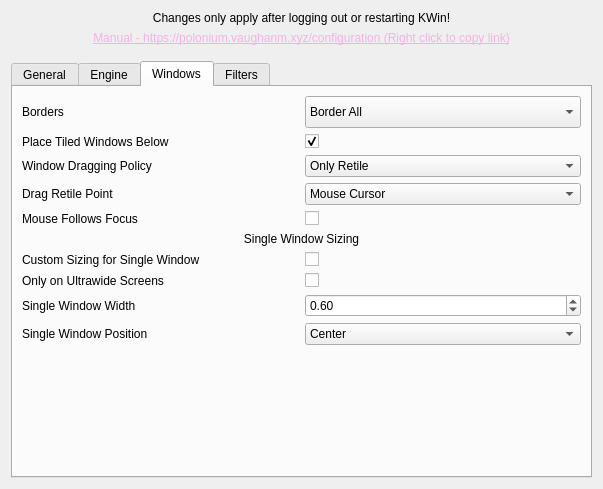
First picture: the form in res/config.ui, repository mj0x0/polonium, before the edit.
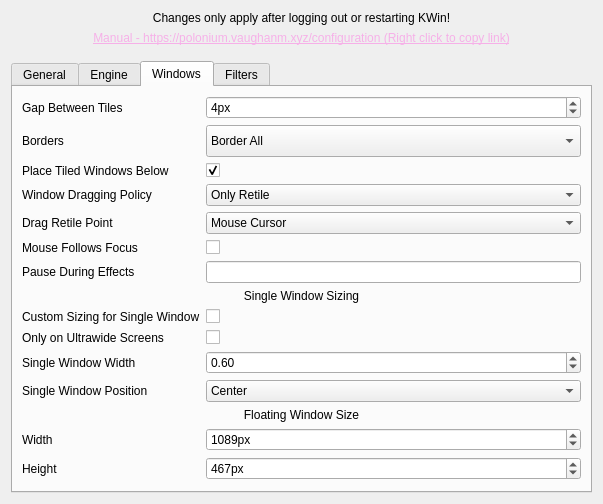
Second picture: the form after the edit. The open tabs and pages were chosen to show the change.

Commit message: size memory, tile gap, fullscreen keeps layout

```diff
--- a/res/config.ui
+++ b/res/config.ui
@@ -772,6 +772,35 @@
            </property>
           </widget>
          </item>
+         <item row="0" column="0">
+          <widget class="QLabel" name="tileGapLabel">
+           <property name="text">
+            <string>Gap Between Tiles</string>
+           </property>
+           <property name="toolTip">
+            <string>Space between tiled windows, and between tiles and the screen edges.</string>
+           </property>
+          </widget>
+         </item>
+         <item row="0" column="1">
+          <widget class="QSpinBox" name="kcfg_TileGap">
+           <property name="toolTip">
+            <string>Space between tiled windows, and between tiles and the screen edges.</string>
+           </property>
+           <property name="suffix">
+            <string>px</string>
+           </property>
+           <property name="minimum">
+            <number>0</number>
+           </property>
+           <property name="maximum">
+            <number>100</number>
+           </property>
+           <property name="value">
+            <number>4</number>
+           </property>
+          </widget>
+         </item>
          <item row="1" column="1">
           <widget class="QComboBox" name="kcfg_Borders">
            <property name="minimumSize">
@@ -824,7 +853,24 @@
            </property>
           </widget>
          </item>
-          <item row="6" column="0" colspan="2">
+         <item row="6" column="0">
+          <widget class="QLabel" name="mouseFollowsFocusIgnoreEffectsLabel">
+           <property name="text">
+            <string>Pause During Effects</string>
+           </property>
+           <property name="toolTip">
+            <string>Comma-separated KWin effect ids. While one of them is running, Mouse Follows Focus neither warps nor re-activates windows. Example: betteroverview, overview, cube</string>
+           </property>
+          </widget>
+         </item>
+         <item row="6" column="1">
+          <widget class="QLineEdit" name="kcfg_MouseFollowsFocusIgnoreEffects">
+           <property name="toolTip">
+            <string>Comma-separated KWin effect ids. While one of them is running, Mouse Follows Focus neither warps nor re-activates windows. Example: betteroverview, overview, cube</string>
+           </property>
+          </widget>
+         </item>
+          <item row="7" column="0" colspan="2">
            <widget class="QLabel" name="ultrawideTitle">
             <property name="sizePolicy">
              <sizepolicy hsizetype="Expanding" vsizetype="Fixed">
@@ -840,7 +886,7 @@
             </property>
            </widget>
           </item>
-          <item row="7" column="0">
+          <item row="8" column="0">
            <widget class="QLabel" name="ultrawideEnableLabel">
             <property name="text">
              <string>Custom Sizing for Single Window</string>
@@ -850,7 +896,7 @@
             </property>
            </widget>
           </item>
-          <item row="7" column="1">
+          <item row="8" column="1">
            <widget class="QCheckBox" name="kcfg_UltrawideSingleWindow">
             <property name="text">
              <string/>
@@ -860,7 +906,7 @@
             </property>
            </widget>
           </item>
-          <item row="8" column="0">
+          <item row="9" column="0">
            <widget class="QLabel" name="ultrawideOnlyLabel">
             <property name="text">
              <string>Only on Ultrawide Screens</string>
@@ -870,7 +916,7 @@
             </property>
            </widget>
           </item>
-          <item row="8" column="1">
+          <item row="9" column="1">
            <widget class="QCheckBox" name="kcfg_UltrawideOnly">
             <property name="text">
              <string/>
@@ -880,7 +926,7 @@
             </property>
            </widget>
           </item>
-          <item row="9" column="0">
+          <item row="10" column="0">
            <widget class="QLabel" name="ultrawideWidthLabel">
             <property name="text">
              <string>Single Window Width</string>
@@ -890,7 +936,7 @@
             </property>
            </widget>
           </item>
-          <item row="9" column="1">
+          <item row="10" column="1">
            <widget class="QDoubleSpinBox" name="kcfg_UltrawideSingleWindowWidth">
             <property name="toolTip">
              <string>Width of the single window as a fraction of the screen width (0.60 means 60%).</string>
@@ -909,7 +955,7 @@
             </property>
            </widget>
           </item>
-          <item row="10" column="0">
+          <item row="11" column="0">
            <widget class="QLabel" name="ultrawidePositionLabel">
             <property name="text">
              <string>Single Window Position</string>
@@ -919,7 +965,7 @@
             </property>
            </widget>
           </item>
-          <item row="10" column="1">
+          <item row="11" column="1">
            <widget class="QComboBox" name="kcfg_UltrawideSingleWindowPosition">
             <property name="toolTip">
              <string>Position of the single window when custom sizing is active (Center, Left, or Right).</string>
@@ -941,7 +987,81 @@
             </item>
            </widget>
           </item>
-          <item row="11" column="0" colspan="2">
+          <item row="12" column="0" colspan="2">
+           <widget class="QLabel" name="floatingSizeTitle">
+            <property name="sizePolicy">
+             <sizepolicy hsizetype="Expanding" vsizetype="Fixed">
+              <horstretch>0</horstretch>
+              <verstretch>0</verstretch>
+             </sizepolicy>
+            </property>
+            <property name="text">
+             <string>Floating Window Size</string>
+            </property>
+            <property name="alignment">
+             <set>Qt::AlignmentFlag::AlignCenter</set>
+            </property>
+           </widget>
+          </item>
+          <item row="13" column="0">
+           <widget class="QLabel" name="floatingWindowWidthLabel">
+            <property name="text">
+             <string>Width</string>
+            </property>
+            <property name="toolTip">
+             <string>Size given to a window when you untile it, centred on its screen. Set either value to 0 to leave the size alone.</string>
+            </property>
+           </widget>
+          </item>
+          <item row="13" column="1">
+           <widget class="QSpinBox" name="kcfg_FloatingWindowWidth">
+            <property name="toolTip">
+             <string>Size given to a window when you untile it, centred on its screen. Set either value to 0 to leave the size alone.</string>
+            </property>
+            <property name="suffix">
+             <string>px</string>
+            </property>
+            <property name="minimum">
+             <number>0</number>
+            </property>
+            <property name="maximum">
+             <number>7680</number>
+            </property>
+            <property name="value">
+             <number>1089</number>
+            </property>
+           </widget>
+          </item>
+          <item row="14" column="0">
+           <widget class="QLabel" name="floatingWindowHeightLabel">
+            <property name="text">
+             <string>Height</string>
+            </property>
+            <property name="toolTip">
+             <string>Size given to a window when you untile it, centred on its screen. Set either value to 0 to leave the size alone.</string>
+            </property>
+           </widget>
+          </item>
+          <item row="14" column="1">
+           <widget class="QSpinBox" name="kcfg_FloatingWindowHeight">
+            <property name="toolTip">
+             <string>Size given to a window when you untile it, centred on its screen. Set either value to 0 to leave the size alone.</string>
+            </property>
+            <property name="suffix">
+             <string>px</string>
+            </property>
+            <property name="minimum">
+             <number>0</number>
+            </property>
+            <property name="maximum">
+             <number>7680</number>
+            </property>
+            <property name="value">
+             <number>467</number>
+            </property>
+           </widget>
+          </item>
+          <item row="15" column="0" colspan="2">
            <spacer name="windowsVerticalSpacer">
             <property name="orientation">
              <enum>Qt::Orientation::Vertical</enum>
```
The commit also changes 14 other files.
